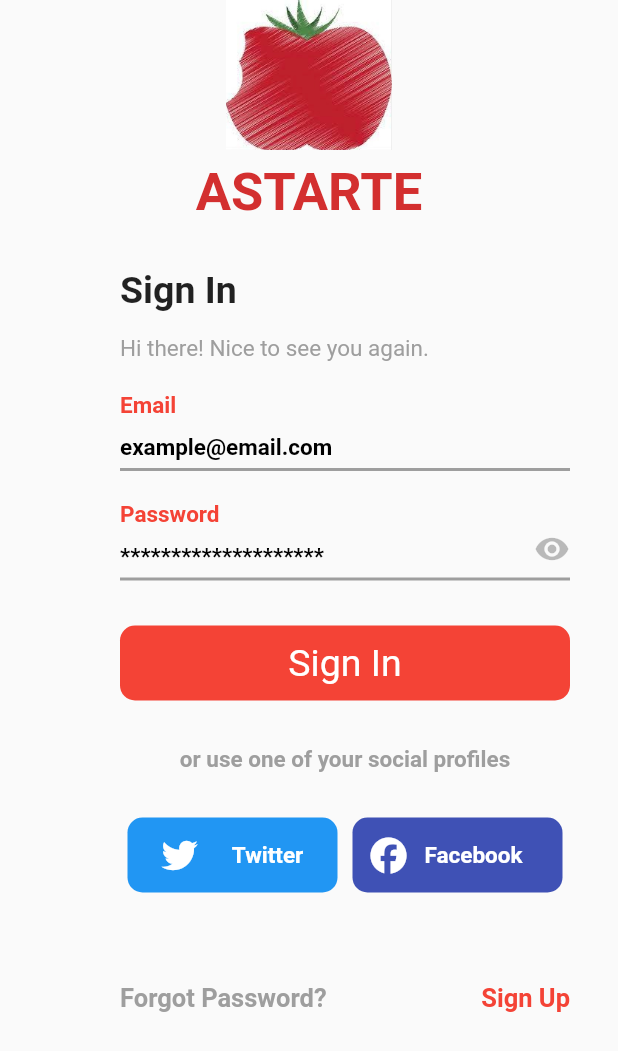
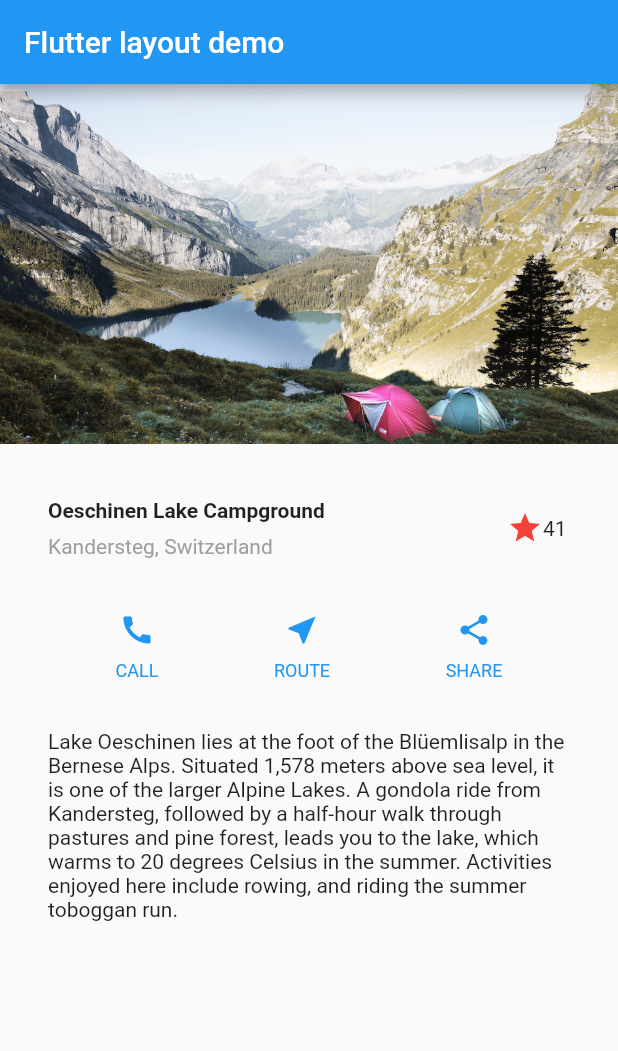
Before and after one commit to aerengns/ASTARTE, a Flutter app: the screen it shows after launch, on a phone screen of 412 x 824 dp. Shown: the top 1051 px of the screen. Run offline on Flutter 3.47's test engine with Material 2 defaults, Android fonts, the phone set to English and light mode, and no system bars.

Commit message:
Made static layout example interactive

```diff
--- a/flutter_test/flutter_init/my_app/lib/main.dart
+++ b/flutter_test/flutter_init/my_app/lib/main.dart
@@ -1,10 +1,9 @@
-// Copyright 2018 The Flutter team. All rights reserved.
-// Use of this source code is governed by a BSD-style license that can be
-// found in the LICENSE file.
 import 'package:flutter/material.dart';
-import 'package:font_awesome_flutter/font_awesome_flutter.dart';
+// Uncomment lines 3 and 6 to view the visual layout at runtime.
+// import 'package:flutter/rendering.dart' show debugPaintSizeEnabled;
 
 void main() {
+  // debugPaintSizeEnabled = true;
   runApp(const MyApp());
 }
 
@@ -13,269 +12,155 @@
 
   @override
   Widget build(BuildContext context) {
-    Widget titleSection = Column(children: [
-      Row(
+    Widget titleSection = Container(
+      padding: const EdgeInsets.all(32),
+      child: Row(
         children: [
           Expanded(
             /*1*/
             child: Column(
-              crossAxisAlignment: CrossAxisAlignment.center,
+              crossAxisAlignment: CrossAxisAlignment.start,
               children: [
                 /*2*/
                 Container(
-                  padding: const EdgeInsets.only(top: 8),
-                  child: Text(
-                    'ASTARTE',
+                  padding: const EdgeInsets.only(bottom: 8),
+                  child: const Text(
+                    'Oeschinen Lake Campground',
                     style: TextStyle(
-                        fontWeight: FontWeight.bold,
-                        color: Colors.red[700],
-                        fontSize: 35),
+                      fontWeight: FontWeight.bold,
+                    ),
+                  ),
+                ),
+                Text(
+                  'Kandersteg, Switzerland',
+                  style: TextStyle(
+                    color: Colors.grey[500],
                   ),
                 ),
               ],
             ),
           ),
+          const FavoriteWidget(),
         ],
       ),
-      Row(
-        children: [
-          Expanded(
-              child: Container(
-                  padding: const EdgeInsets.only(top: 30, left: 80),
-                  child: Column(
-                    crossAxisAlignment: CrossAxisAlignment.start,
-                    children: [
-                      const Text(
-                        'Sign In',
-                        style: TextStyle(
-                            fontWeight: FontWeight.bold,
-                            color: Colors.black87,
-                            fontSize: 25),
-                      ),
-                      Container(
-                        padding: const EdgeInsets.only(top: 15),
-                        child: Text(
-                          'Hi there! Nice to see you again.',
-                          style:
-                          TextStyle(color: Colors.grey[500], fontSize: 15),
-                        ),
-                      )
-                    ],
-                  )))
-        ],
-      )
-    ]);
-
-    Widget credentialsSection = Container(
-      padding: const EdgeInsets.only(top: 20, left: 80),
-      child: Column(
-          crossAxisAlignment: CrossAxisAlignment.start,
-          mainAxisSize: MainAxisSize.min,
-          mainAxisAlignment: MainAxisAlignment.spaceEvenly,
-          children: [
-            const Text(
-              'Email',
-              style: TextStyle(
-                  color: Colors.red, fontSize: 15, fontWeight: FontWeight.bold),
-            ),
-            const Padding(
-              padding: EdgeInsets.only(top: 10),
-              child: Text(
-                'example@email.com',
-                style: TextStyle(
-                    color: Colors.black,
-                    fontSize: 15,
-                    fontWeight: FontWeight.bold),
-              ),
-            ),
-            Padding(
-              padding: const EdgeInsets.only(top: 5),
-              child: Container(
-                height: 2.0,
-                width: 300.0,
-                color: Colors.grey,
-              ),
-            ),
-            const Padding(
-              padding: EdgeInsets.only(top: 20),
-              child: Text(
-                'Password',
-                style: TextStyle(
-                    color: Colors.red,
-                    fontSize: 15,
-                    fontWeight: FontWeight.bold),
-              ),
-            ),
-            SizedBox(
-              width: 300,
-              child: Row(
-                mainAxisAlignment: MainAxisAlignment.spaceBetween,
-                children: const [
-                  Padding(
-                    padding: EdgeInsets.only(top: 10),
-                    child: Text(
-                      '********************',
-                      style: TextStyle(
-                          color: Colors.black,
-                          fontSize: 15,
-                          fontWeight: FontWeight.bold),
-                    ),
-                  ),
-                  Icon(
-                    Icons.remove_red_eye_sharp,
-                    color: Colors.black26,
-                  ),
-                ],
-              ),
-            ),
-            Padding(
-              padding: const EdgeInsets.only(top: 5),
-              child: Container(
-                height: 2.0,
-                width: 300.0,
-                color: Colors.grey,
-              ),
-            ),
-            Padding(
-              padding: const EdgeInsets.only(top: 30),
-              child: Container(
-                alignment: Alignment.center,
-                height: 50,
-                width: 300,
-                decoration: const BoxDecoration(
-                  color: Colors.red,
-                  borderRadius: BorderRadius.all(
-                    Radius.circular(10),
-                  ),
-                ),
-                child: const Text(
-                  'Sign In',
-                  style: TextStyle(color: Colors.white, fontSize: 25),
-                ),
-              ),
-            ),
-            Container(
-              alignment: Alignment.center,
-              width: 300,
-              padding: const EdgeInsets.only(top: 30),
-              child: Text(
-                'or use one of your social profiles',
-                style: TextStyle(
-                    color: Colors.grey[500],
-                    fontSize: 15,
-                    fontWeight: FontWeight.bold),
-              ),
-            ),
-            Container(
-              alignment: Alignment.center,
-              width: 300,
-              padding: const EdgeInsets.only(top: 30),
-              child: Row(
-                mainAxisAlignment: MainAxisAlignment.spaceAround,
-                children: [
-                  Container(
-                    height: 50,
-                    width: 140,
-                    decoration: const BoxDecoration(
-                      color: Colors.blue,
-                      borderRadius: BorderRadius.all(
-                        Radius.circular(10),
-                      ),
-                    ),
-                    child: Row(
-                      mainAxisAlignment: MainAxisAlignment.spaceEvenly,
-                      children: const [
-                        Icon(
-                          FontAwesomeIcons.twitter,
-                          color: Colors.white,
-                        ),
-                        Text(
-                          'Twitter',
-                          style: TextStyle(
-                              fontWeight: FontWeight.bold,
-                              fontSize: 15,
-                              color: Colors.white),
-                        ),
-                      ],
-                    ),
-                  ),
-                  Container(
-                    height: 50,
-                    width: 140,
-                    decoration: const BoxDecoration(
-                      color: Colors.indigo,
-                      borderRadius: BorderRadius.all(
-                        Radius.circular(10),
-                      ),
-                    ),
-                    child: Row(
-                      children: [
-                        IconButton(
-                          // Use the FaIcon Widget + FontAwesomeIcons class for the IconData
-                            icon: const FaIcon(
-                              FontAwesomeIcons.facebook,
-                              color: Colors.white,
-                            ),
-                            onPressed: () {
-                              print("Pressed");
-                            }),
-                        const Text(
-                          'Facebook',
-                          style: TextStyle(
-                              fontWeight: FontWeight.bold,
-                              fontSize: 15,
-                              color: Colors.white),
-                        ),
-                      ],
-                    ),
-                  ),
-                ],
-              ),
-            ),
-            Container(
-              padding: const EdgeInsets.only(top: 60),
-              width: 300,
-              child: Row(
-                mainAxisAlignment: MainAxisAlignment.spaceBetween,
-                children: const [
-                  Text(
-                    'Forgot Password?',
-                    style: TextStyle(
-                        color: Colors.grey,
-                        fontWeight: FontWeight.bold,
-                        fontSize: 17),
-                  ),
-                  Text(
-                    'Sign Up',
-                    style: TextStyle(
-                        color: Colors.red,
-                        fontWeight: FontWeight.bold,
-                        fontSize: 17),
-                  ),
-                ],
-              ),
-            ),
-          ]),
     );
 
+    Color color = Theme.of(context).primaryColor;
+
+    Widget buttonSection = Row(
+      mainAxisAlignment: MainAxisAlignment.spaceEvenly,
+      children: [
+        _buildButtonColumn(color, Icons.call, 'CALL'),
+        _buildButtonColumn(color, Icons.near_me, 'ROUTE'),
+        _buildButtonColumn(color, Icons.share, 'SHARE'),
+      ],
+    );
+
+    Widget textSection = const Padding(
+      padding: EdgeInsets.all(32),
+      child: Text(
+        'Lake Oeschinen lies at the foot of the Blüemlisalp in the Bernese '
+            'Alps. Situated 1,578 meters above sea level, it is one of the '
+            'larger Alpine Lakes. A gondola ride from Kandersteg, followed by a '
+            'half-hour walk through pastures and pine forest, leads you to the '
+            'lake, which warms to 20 degrees Celsius in the summer. Activities '
+            'enjoyed here include rowing, and riding the summer toboggan run.',
+        softWrap: true,
+      ),
+    );
 
     return MaterialApp(
-      title: 'Flutter Layout Demo',
+      title: 'Flutter layout demo',
       home: Scaffold(
+        appBar: AppBar(
+          title: const Text('Flutter layout demo'),
+        ),
         body: ListView(
           children: [
             Image.asset(
-              'assets/images/astarte.jpg',
-              width: 100,
-              height: 100,
-              fit: BoxFit.contain,
+              'assets/images/lake.jpg',
+              width: 600,
+              height: 240,
+              fit: BoxFit.cover,
             ),
             titleSection,
-            credentialsSection,
+            buttonSection,
+            textSection,
           ],
         ),
       ),
     );
   }
 
+  Column _buildButtonColumn(Color color, IconData icon, String label) {
+    return Column(
+      mainAxisSize: MainAxisSize.min,
+      mainAxisAlignment: MainAxisAlignment.center,
+      children: [
+        Icon(icon, color: color),
+        Container(
+          margin: const EdgeInsets.only(top: 8),
+          child: Text(
+            label,
+            style: TextStyle(
+              fontSize: 12,
+              fontWeight: FontWeight.w400,
+              color: color,
+            ),
+          ),
+        ),
+      ],
+    );
+  }
 }
+
+class FavoriteWidget extends StatefulWidget {
+  const FavoriteWidget({super.key});
+
+  @override
+  State<FavoriteWidget> createState() => _FavoriteWidgetState();
+}
+
+class _FavoriteWidgetState extends State<FavoriteWidget> {
+  bool _isFavorited = true;
+  int _favoriteCount = 41;
+
+  void _toggleFavorite() {
+    setState(() {
+      if (_isFavorited) {
+        _favoriteCount -= 1;
+        _isFavorited = false;
+      } else {
+        _favoriteCount += 1;
+        _isFavorited = true;
+      }
+    });
+  }
+
+  @override
+  Widget build(BuildContext context) {
+    return Row(
+      mainAxisSize: MainAxisSize.min,
+      children: [
+        Container(
+          padding: const EdgeInsets.all(0),
+          child: IconButton(
+            padding: const EdgeInsets.all(0),
+            alignment: Alignment.centerRight,
+            icon: (_isFavorited
+                ? const Icon(Icons.star)
+                : const Icon(Icons.star_border)),
+            color: Colors.red[500],
+            onPressed: _toggleFavorite,
+          ),
+        ),
+        SizedBox(
+          width: 18,
+          child: SizedBox(
+            child: Text('$_favoriteCount'),
+          ),
+        ),
+      ],
+    );
+  }
+}
```
